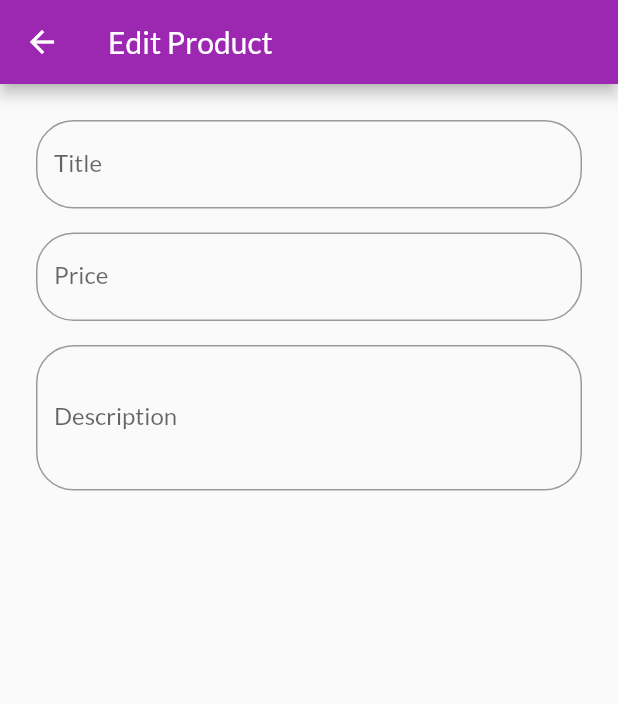
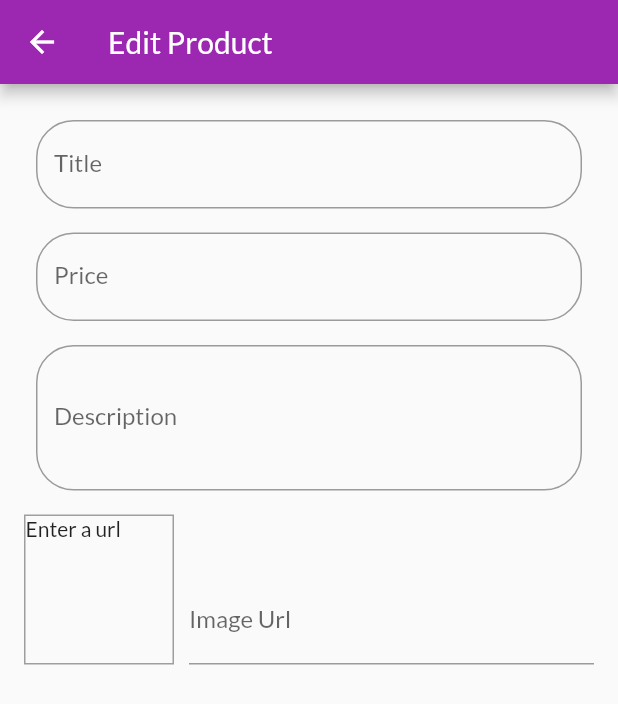
Before and after one commit to HoussemBousmaha/Shop-App, a Flutter app: the EditProductScreen screen opened by its route, on a phone screen of 412 x 824 dp. Shown: the top 704 px of the screen. Run offline on Flutter 3.47's test engine with Material 2 defaults, Android fonts, the phone set to English and light mode, and no system bars; network calls fail.

Commit message:
Adding the Image Preview and the Image url TextFormField.

```diff
--- a/lib/screens/edit_product_screen.dart
+++ b/lib/screens/edit_product_screen.dart
@@ -10,6 +10,14 @@ class EditProductScreen extends StatefulWidget {
 }
 
 class _EditProductScreenState extends State<EditProductScreen> {
+  final _imageUrlController = TextEditingController();
+
+  @override
+  void dispose() {
+    _imageUrlController.dispose();
+    super.dispose();
+  }
+
   @override
   Widget build(BuildContext context) {
     return Scaffold(
@@ -60,6 +68,31 @@ class _EditProductScreenState extends State<EditProductScreen> {
                   keyboardType: TextInputType.multiline,
                 ),
               ),
+              Row(
+                crossAxisAlignment: CrossAxisAlignment.end,
+                children: [
+                  Container(
+                    width: 100,
+                    height: 100,
+                    margin: const EdgeInsets.only(top: 8, right: 10),
+                    decoration: BoxDecoration(border: Border.all(width: 1, color: Colors.grey)),
+                    child: _imageUrlController.text.isEmpty
+                        ? const Text('Enter a url')
+                        : FittedBox(child: Image.network(_imageUrlController.text, fit: BoxFit.cover)),
+                  ),
+                  Expanded(
+                    child: TextFormField(
+                      decoration: const InputDecoration(labelText: 'Image Url'),
+                      keyboardType: TextInputType.url,
+                      textInputAction: TextInputAction.done,
+                      controller: _imageUrlController,
+                      onEditingComplete: () {
+                        setState(() {});
+                      },
+                    ),
+                  ),
+                ],
+              ),
             ],
           ),
         ),
```
